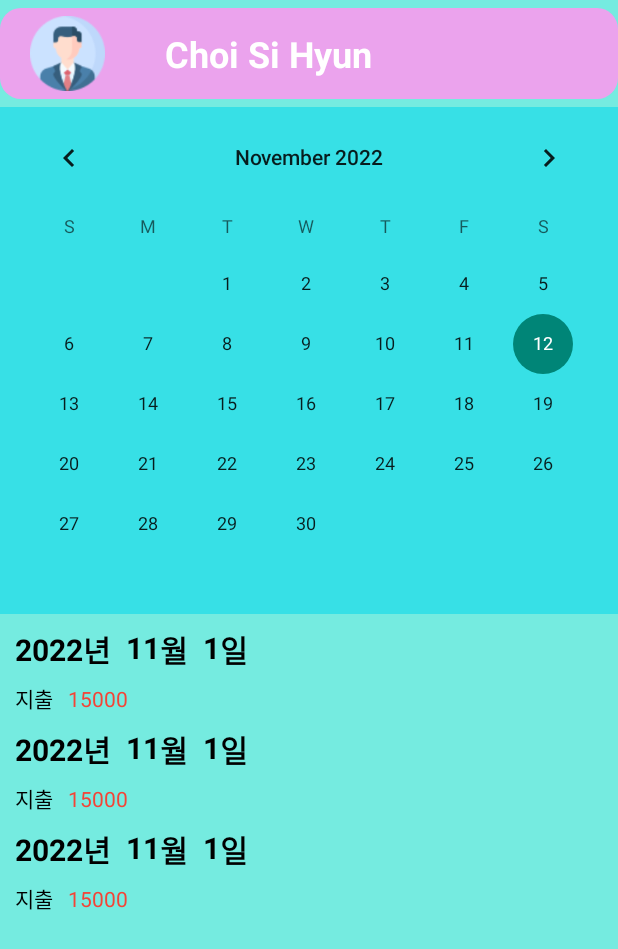
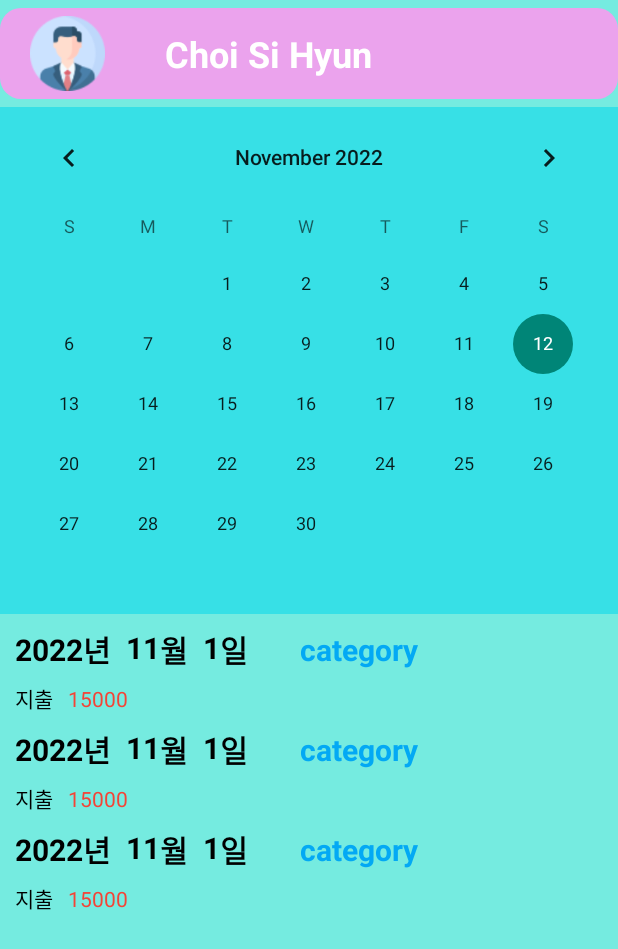
Before and after one commit to JeongJongMun/YourAccountBook, an Android app: the layout fragment_main.xml on its own in the app's theme, with its tools: preview values and no code run, on a phone screen of 412 x 824 dp. Shown: the top 949 px of the screen. Run offline under Robolectric (Android 15) with nearby library versions, the phone set to English and light mode, and no system bars.

Commit message:
git commit

```diff
--- a/app/src/main/res/layout/main_list.xml
+++ b/app/src/main/res/layout/main_list.xml
@@ -19,6 +19,19 @@
         android:textStyle="bold"
         app:layout_constraintStart_toStartOf="parent"
         app:layout_constraintTop_toTopOf="parent" />
+
+    <TextView
+        android:id="@+id/txt_category"
+        android:layout_width="wrap_content"
+        android:layout_height="wrap_content"
+        android:layout_marginStart="200dp"
+        android:text="category"
+        android:textColor="#03A9F4"
+        android:textSize="20dp"
+        android:textStyle="bold"
+        app:layout_constraintBottom_toBottomOf="@+id/textView15"
+        app:layout_constraintStart_toStartOf="parent"
+        app:layout_constraintTop_toTopOf="@+id/textView15" />
 
     <TextView
         android:id="@+id/textView4"
@@ -68,6 +81,7 @@
         app:layout_constraintTop_toTopOf="@+id/textView5" />
 
     <TextView
+        android:id="@+id/textView15"
         android:layout_width="wrap_content"
         android:layout_height="wrap_content"
         android:text="일"
```
Also changed, not shown: app/src/main/java/com/example/bankappds/MainFragment.kt (+1 -6 lines), app/src/main/java/com/example/bankappds/MainListAdapter.kt (+10 -8 lines).
